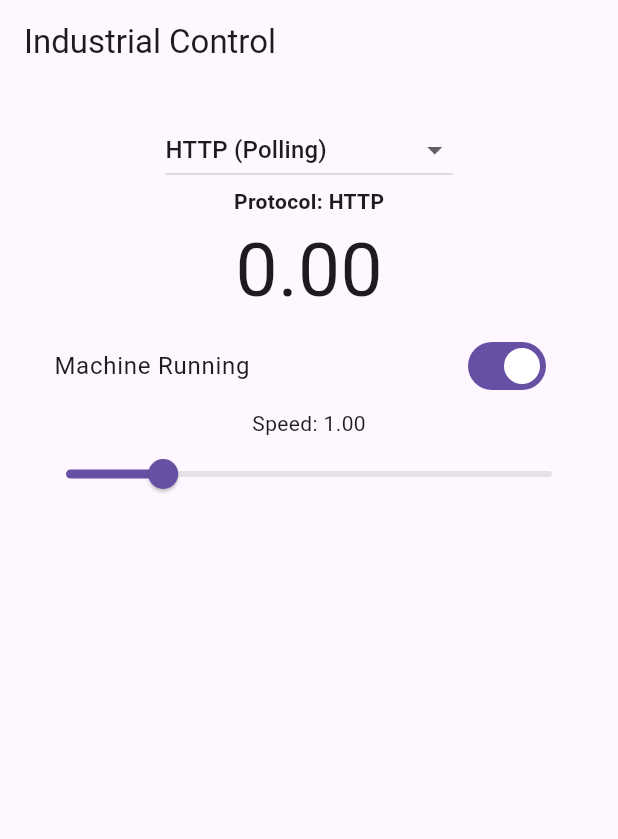
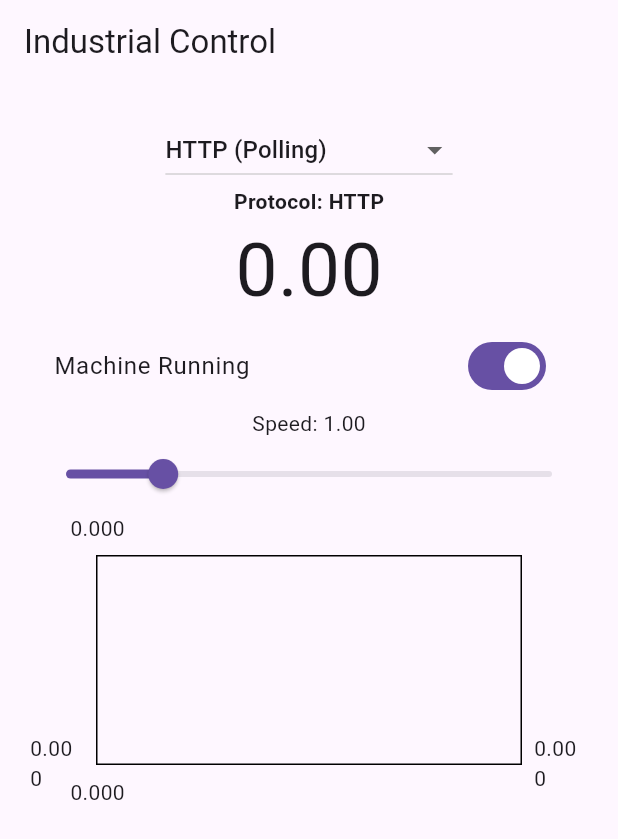
Before and after one commit to singingstranger/flutter-sensor-tests, a Flutter app: the screen it shows after launch, after a tap on "Machine Running", on a phone screen of 412 x 824 dp. Shown: the top 839 px of the screen. Run offline on Flutter 3.47's test engine with Material 3 defaults, Android fonts, the phone set to English and light mode, and no system bars; drawn by our look-alikes of fl_chart; network calls fail.

Commit message:
Added chart feature, visualising how differently http and WebSocket-Protocols work..

```diff
--- a/Frontend/lib/viewmodels/control_viewmodel.dart
+++ b/Frontend/lib/viewmodels/control_viewmodel.dart
@@ -6,6 +6,9 @@ import '../services/http_service.dart';
 import '../services/websocket_service.dart';
 import '../services/protocol.dart';
 class ControlViewModel extends ChangeNotifier {
+  List<double> _history = [];
+  List<double> get history => _history;
+
   ProtocolType _protocol = ProtocolType.http;
   ProtocolType get protocol => _protocol;
 
@@ -45,6 +48,10 @@ class ControlViewModel extends ChangeNotifier {
 
     _subscription = _service!.sensorStream().listen((value) {
       _state = _state.copyWith(sensorValue: value);
+      _history.add(value);
+      if (_history.length > 50){
+        _history.removeAt(0);
+      }
       notifyListeners();
     });
   }
@@ -52,6 +59,13 @@ class ControlViewModel extends ChangeNotifier {
   Future<void> toggleRunning(bool value) async {
     _state = _state.copyWith(running: value);
     notifyListeners();
+
+    if (!state.running) {
+    _subscription?.pause();
+    }
+    else {
+      _subscription?.resume();
+    }
 
     await _service!.sendCommand(_state.running, _state.speed);
   }
--- a/Frontend/lib/views/control_page.dart
+++ b/Frontend/lib/views/control_page.dart
@@ -1,6 +1,7 @@
 import 'package:flutter/material.dart';
 import '../viewmodels/control_viewmodel.dart';
 import '../models/protocol_type.dart';
+import 'package:fl_chart/fl_chart.dart';
 
 class ControlPage extends StatelessWidget {
   final ControlViewModel viewModel;
@@ -28,6 +29,7 @@ class ControlPage extends StatelessWidget {
                       viewModel.setProtocol(value);
                     }
                   },
+
                   items: const [
                     DropdownMenuItem(
                       value: ProtocolType.http,
@@ -66,6 +68,24 @@ class ControlPage extends StatelessWidget {
                   max: 5,
                   onChanged: viewModel.updateSpeed,
                 ),
+                SizedBox(
+                  height: 200,
+                  child: LineChart(
+                    LineChartData(
+                      lineBarsData: [
+                        LineChartBarData(
+                          spots: List.generate(
+                            viewModel.history.length,
+                            (i) => FlSpot(i.toDouble(), viewModel.history[i]),
+                            ),
+                            isCurved: true,
+                            dotData: FlDotData(show:false),
+                        ),
+                      ],
+                    ),
+                  ),
+
+                ),
               ],
             ),
           );
--- a/Frontend/pubspec.yaml
+++ b/Frontend/pubspec.yaml
@@ -32,6 +32,7 @@ dependencies:
     sdk: flutter
   http: ^1.2.0
   web_socket_channel: ^2.4.0
+  fl_chart: ^0.68.0
   # The following adds the Cupertino Icons font to your application.
   # Use with the CupertinoIcons class for iOS style icons.
   cupertino_icons: ^1.0.8
@@ -39,8 +40,6 @@ dependencies:
 dev_dependencies:
   flutter_test:
     sdk: flutter
-  http: ^1.2.0
-  web_socket_channel: ^2.4.0
   # The "flutter_lints" package below contains a set of recommended lints to
   # encourage good coding practices. The lint set provided by the package is
   # activated in the `analysis_options.yaml` file located at the root of your
```
Also changed, not shown: Frontend/pubspec.lock.
